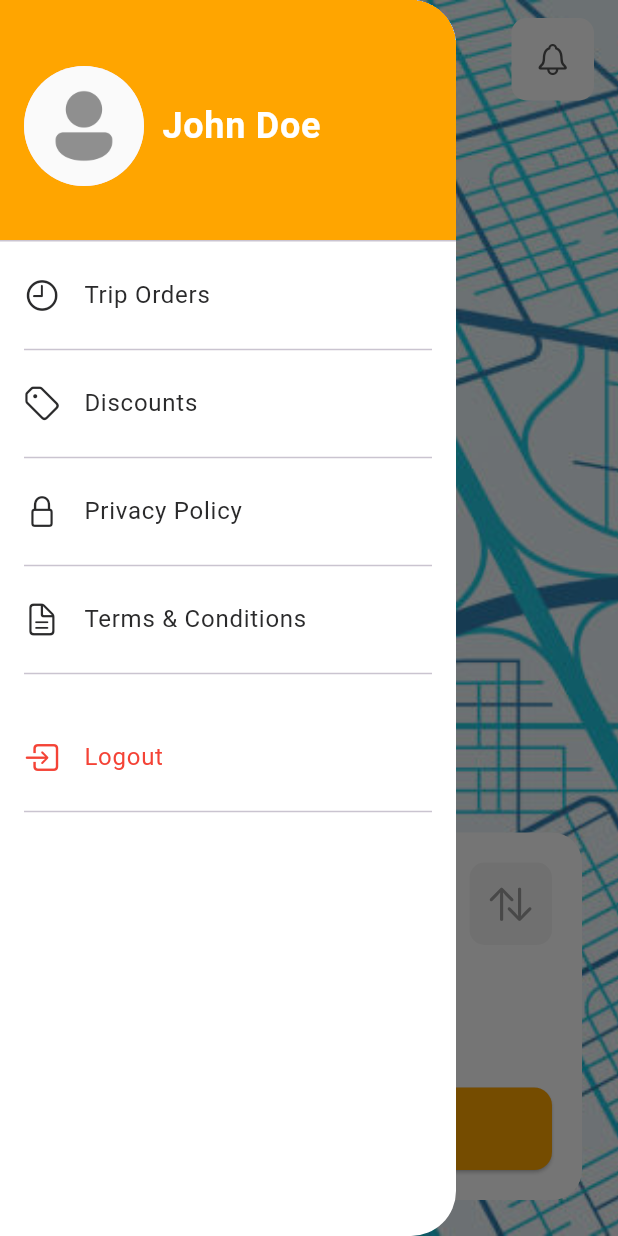
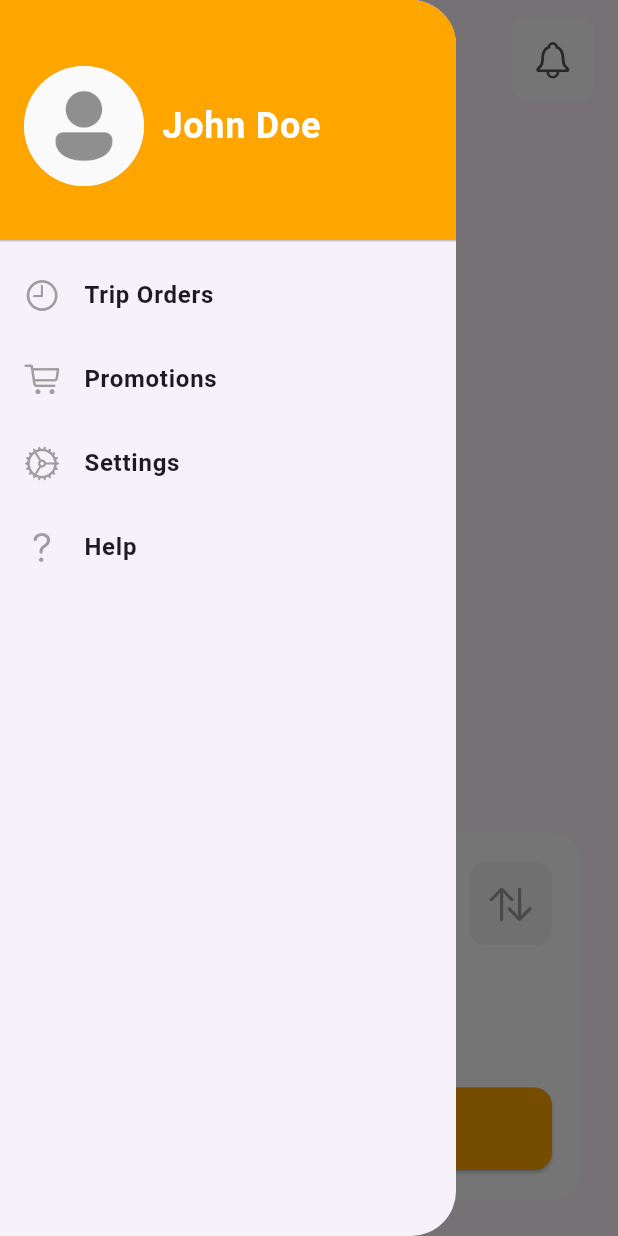
Before and after one commit to akrem2005/rideapp, a Flutter app: the RideRequestPage screen opened directly, with the side drawer open, on a phone screen of 412 x 824 dp. Run offline on Flutter 3.47's test engine with Material 3 defaults, Android fonts, the phone set to English and light mode, and no system bars; our stand-ins replace file_picker, flutter_hooks, flutter_map, flutter_riverpod, geocoding, geolocator and 6 more.

```diff
--- /dev/null
+++ b/lib/modules/driver_console/providers/location_service_provider.dart
@@ -0,0 +1,6 @@
+import 'package:hooks_riverpod/hooks_riverpod.dart';
+import '../services/location_service.dart';
+
+final locationServiceProvider = Provider<LocationService>((ref) {
+  return LocationService();
+});
--- a/lib/modules/ride_booking/pages/main.dart
+++ b/lib/modules/ride_booking/pages/main.dart
@@ -5,7 +5,10 @@ import 'package:flutter_hooks/flutter_hooks.dart';
 import 'package:geocoding/geocoding.dart';
 import 'package:geolocator/geolocator.dart';
 import 'package:hooks_riverpod/hooks_riverpod.dart';
+import 'package:flutter_map/flutter_map.dart';
+import 'package:latlong2/latlong.dart';
 
+import '../providers/ride_request_provider.dart';
 import 'discount_page.dart';
 import 'order_history_page.dart';
 
@@ -17,10 +20,12 @@ class RideRequestPage extends HookConsumerWidget {
     final pickupController =
         useTextEditingController(text: 'Fetching location...');
     final destinationController = useTextEditingController();
+    final userPosition = useState<LatLng?>(null);
+    final destinationPosition = useState<LatLng?>(null);
+    final polylinePoints = useState<List<LatLng>>([]);
 
-    // Use effect to fetch location once
     useEffect(() {
-      Future<void> setLocation() async {
+      Future<void> fetchLocation() async {
         try {
           bool serviceEnabled = await Geolocator.isLocationServiceEnabled();
           if (!serviceEnabled) {
@@ -42,12 +47,12 @@ class RideRequestPage extends HookConsumerWidget {
             return;
           }
 
-          final position = await Geolocator.getCurrentPosition(
-              desiredAccuracy: LocationAccuracy.high);
+          final position = await Geolocator.getCurrentPosition();
+          userPosition.value = LatLng(position.latitude, position.longitude);
+
           final placemarks = await placemarkFromCoordinates(
               position.latitude, position.longitude);
           final place = placemarks.first;
-
           pickupController.text =
               '${place.street}, ${place.locality}, ${place.country}';
         } catch (e) {
@@ -55,7 +60,7 @@ class RideRequestPage extends HookConsumerWidget {
         }
       }
 
-      setLocation();
+      fetchLocation();
       return null;
     }, []);
 
@@ -63,11 +68,68 @@ class RideRequestPage extends HookConsumerWidget {
       drawer: _buildSideNavBar(context),
       body: Stack(
         children: [
-          Positioned.fill(
-            child: Image.asset(
-              'lib/shared/assets/maps.jpg',
-              fit: BoxFit.cover,
+          userPosition.value == null
+              ? const Center(child: CircularProgressIndicator())
+              : FlutterMap(
+                  options: MapOptions(
+                    center: userPosition.value,
+                    zoom: 15.0,
+                    onTap: (tapPosition, point) async {
+                      // Set tapped point as destination
+                      destinationPosition.value = point;
+
+                      try {
+                        final placemarks = await placemarkFromCoordinates(
+                            point.latitude, point.longitude);
+                        final place = placemarks.first;
+                        destinationController.text =
+                            '${place.street}, ${place.locality}, ${place.country}';
+                      } catch (e) {
+                        destinationController.text = 'Unknown location';
+                      }
+
+                      // Update polyline from user to destination
+                      if (userPosition.value != null) {
+                        polylinePoints.value = [userPosition.value!, point];
+                      }
+                    },
                   ),
+                  children: [
+                    TileLayer(
+                      urlTemplate:
+                          'https://{s}.tile.openstreetmap.org/{z}/{x}/{y}.png',
+                      subdomains: ['a', 'b', 'c'],
+                    ),
+                    MarkerLayer(
+                      markers: [
+                        Marker(
+                          width: 50.0,
+                          height: 50.0,
+                          point: userPosition.value!,
+                          builder: (ctx) => const Icon(Icons.location_pin,
+                              color: Colors.red, size: 40),
+                        ),
+                        if (destinationPosition.value != null)
+                          Marker(
+                            width: 50.0,
+                            height: 50.0,
+                            point: destinationPosition.value!,
+                            builder: (ctx) => const Icon(Icons.flag,
+                                color: Colors.blue, size: 40),
+                          ),
+                      ],
+                    ),
+                    PolylineLayer(
+                      polylines: [
+                        if (polylinePoints.value.isNotEmpty)
+                          Polyline(
+                            points: polylinePoints.value,
+                            strokeWidth: 4.0,
+                            color: Colors.orange,
+                          ),
+                      ],
+                    ),
+                  ],
                 ),
           SafeArea(
             child: Padding(
@@ -78,31 +140,11 @@ class RideRequestPage extends HookConsumerWidget {
                   Builder(
                     builder: (context) => GestureDetector(
                       onTap: () => Scaffold.of(context).openDrawer(),
-                      child: Container(
-                        width: 55,
-                        height: 55,
-                        decoration: BoxDecoration(
-                          color: Colors.white,
-                          borderRadius: BorderRadius.circular(10),
-                        ),
-                        child: const Center(
-                          child: Icon(CupertinoIcons.bars,
-                              size: 28, color: Color(0xFF555555)),
-                        ),
-                      ),
+                      child: _iconContainer(CupertinoIcons.bars),
                     ),
                   ),
                   const Spacer(),
-                  Container(
-                    width: 55,
-                    height: 55,
-                    decoration: BoxDecoration(
-                      color: Colors.white,
-                      borderRadius: BorderRadius.circular(10),
-                    ),
-                    child: const Icon(CupertinoIcons.bell,
-                        color: Color(0xFF555555)),
-                  ),
+                  _iconContainer(CupertinoIcons.bell),
                 ],
               ),
             ),
@@ -120,63 +162,39 @@ class RideRequestPage extends HookConsumerWidget {
                 child: Column(
                   mainAxisSize: MainAxisSize.min,
                   children: [
-                    Row(
-                      crossAxisAlignment: CrossAxisAlignment.start,
-                      children: [
-                        _iconBox(CupertinoIcons.location),
-                        const SizedBox(width: 12),
-                        Expanded(
-                          child: Column(
-                            crossAxisAlignment: CrossAxisAlignment.start,
-                            children: [
-                              const Text('Pickup',
-                                  style: TextStyle(
-                                      fontSize: 12, color: Colors.grey)),
-                              const SizedBox(height: 4),
-                              TextField(
-                                controller: pickupController,
-                                decoration: const InputDecoration(
-                                  border: InputBorder.none,
-                                  isDense: true,
-                                ),
-                              ),
-                            ],
-                          ),
-                        ),
-                        _rotatedSwapIcon(),
-                      ],
-                    ),
-                    const SizedBox(height: 16),
-                    Row(
-                      children: [
-                        _iconBox(CupertinoIcons.flag),
-                        const SizedBox(width: 12),
-                        Expanded(
-                          child: Column(
-                            crossAxisAlignment: CrossAxisAlignment.start,
-                            children: [
-                              const Text('Destination',
-                                  style: TextStyle(
-                                      fontSize: 12, color: Colors.grey)),
-                              const SizedBox(height: 4),
-                              TextField(
-                                controller: destinationController,
-                                decoration: const InputDecoration(
-                                  hintText: 'Enter destination',
-                                  border: InputBorder.none,
-                                  isDense: true,
-                                ),
-                              ),
-                            ],
-                          ),
-                        ),
-                      ],
-                    ),
+                    _locationInputRow(pickupController, destinationController),
                     const SizedBox(height: 24),
                     SizedBox(
                       width: double.infinity,
                       child: ElevatedButton(
-                        onPressed: () => _showAvailableCars(context),
+                        onPressed: () async {
+                          try {
+                            List<Location> locations =
+                                await locationFromAddress(
+                                    destinationController.text);
+                            if (locations.isNotEmpty) {
+                              final dest = LatLng(locations.first.latitude,
+                                  locations.first.longitude);
+                              destinationPosition.value = dest;
+                              polylinePoints.value = [
+                                userPosition.value!,
+                                dest
+                              ];
+                            }
+                          } catch (e) {
+                            ScaffoldMessenger.of(context).showSnackBar(
+                              SnackBar(
+                                  content: Text('Invalid destination: $e')),
+                            );
+                          }
+
+                          _showAvailableCars(
+                            context,
+                            ref,
+                            pickupController.text,
+                            destinationController.text,
+                          );
+                        },
                         style: ElevatedButton.styleFrom(
                           backgroundColor: const Color(0xFFFFA500),
                           padding: const EdgeInsets.symmetric(vertical: 16),
@@ -189,8 +207,7 @@ class RideRequestPage extends HookConsumerWidget {
                           style: TextStyle(
                               fontSize: 16,
                               fontWeight: FontWeight.bold,
-                            color: Colors.white,
-                          ),
+                              color: Colors.white),
                         ),
                       ),
                     ),
@@ -204,7 +221,51 @@ class RideRequestPage extends HookConsumerWidget {
     );
   }
 
-  void _showAvailableCars(BuildContext context) {
+  Widget _locationInputRow(TextEditingController pickupController,
+      TextEditingController destinationController) {
+    return Column(
+      children: [
+        Row(
+          children: [
+            _iconBox(CupertinoIcons.location),
+            const SizedBox(width: 12),
+            Expanded(
+              child: TextField(
+                controller: pickupController,
+                decoration: const InputDecoration(
+                  labelText: 'Pickup',
+                  border: InputBorder.none,
+                  isDense: true,
+                ),
+              ),
+            ),
+            _rotatedSwapIcon(),
+          ],
+        ),
+        const SizedBox(height: 16),
+        Row(
+          children: [
+            _iconBox(CupertinoIcons.flag),
+            const SizedBox(width: 12),
+            Expanded(
+              child: TextField(
+                controller: destinationController,
+                decoration: const InputDecoration(
+                  labelText: 'Destination',
+                  hintText: 'Enter destination',
+                  border: InputBorder.none,
+                  isDense: true,
+                ),
+              ),
+            ),
+          ],
+        ),
+      ],
+    );
+  }
+
+  void _showAvailableCars(
+      BuildContext context, WidgetRef ref, String pickup, String destination) {
     final cars = [
       {
         'name': 'Economy',
@@ -246,21 +307,16 @@ class RideRequestPage extends HookConsumerWidget {
               const Text("Available Cars",
                   style: TextStyle(fontSize: 18, fontWeight: FontWeight.bold)),
               const SizedBox(height: 10),
-              ...cars.map(
-                (car) => ListTile(
-                  leading: Image.asset(
-                    car['icon'] as String,
-                    width: 65,
-                    height: 65,
-                  ),
-                  title: Text(car['name'] as String),
+              ...cars.map((car) => ListTile(
+                    leading: Image.asset(car['icon']!, width: 60),
+                    title: Text(car['name']!),
                     subtitle: Text('${car['seats']} • ETA: ${car['eta']}'),
                     onTap: () {
                       Navigator.pop(context);
-                    _showSearchingBottomSheet(context, car['name'] as String);
+                      _showSearchingBottomSheet(
+                          context, ref, pickup, destination, car['name']!);
                     },
-                ),
-              ),
+                  )),
             ],
           ),
         );
@@ -268,7 +324,8 @@ class RideRequestPage extends HookConsumerWidget {
     );
   }
 
-  void _showSearchingBottomSheet(BuildContext context, String carName) {
+  void _showSearchingBottomSheet(BuildContext context, WidgetRef ref,
+      String pickup, String destination, String carName) {
     showModalBottomSheet(
       context: context,
       isDismissible: false,
@@ -298,32 +355,17 @@ class RideRequestPage extends HookConsumerWidget {
             if (!showDriver.value) {
               return Padding(
                 padding: const EdgeInsets.all(16),
-                child: SizedBox(
-                  width: double.infinity, // Ensures full width
                 child: Column(
                   mainAxisSize: MainAxisSize.min,
-                    mainAxisAlignment: MainAxisAlignment.center,
-                    crossAxisAlignment: CrossAxisAlignment
-                        .center, // Optional: centers content horizontally
                   children: [
                     const CupertinoActivityIndicator(radius: 22),
                     const SizedBox(height: 20),
-                      const Text(
-                        "Searching for a driver...",
+                    const Text("Searching for a driver...",
                         style: TextStyle(
-                          fontSize: 18,
-                          fontWeight: FontWeight.w600,
-                        ),
-                      ),
+                            fontSize: 18, fontWeight: FontWeight.w600)),
                     const SizedBox(height: 12),
-                      Text(
-                        "Estimated wait time: ${counter.value} seconds",
-                        style: const TextStyle(
-                          fontSize: 14,
-                        ),
-                      ),
+                    Text("Estimated wait time: ${counter.value} seconds"),
                   ],
-                  ),
                 ),
               );
             } else {
@@ -338,9 +380,8 @@ class RideRequestPage extends HookConsumerWidget {
                     const SizedBox(height: 12),
                     ListTile(
                       leading: const CircleAvatar(
-                        backgroundImage:
-                            AssetImage('lib/shared/assets/driver_avatar.png'),
-                      ),
+                          backgroundImage: AssetImage(
+                              'lib/shared/assets/driver_avatar.png')),
                       title: const Text("Alex Johnson"),
                       subtitle: const Text("Arriving in 3 minutes"),
                       trailing: const Icon(CupertinoIcons.phone),
@@ -350,26 +391,40 @@ class RideRequestPage extends HookConsumerWidget {
                     SizedBox(
                       width: double.infinity,
                       child: ElevatedButton(
-                        onPressed: () {
+                        onPressed: () async {
+                          final service = ref.read(rideRequestServiceProvider);
+                          try {
+                            await service.sendRideRequest(
+                              pickupLocation: pickup,
+                              destination: destination,
+                              carType: carName,
+                            );
                             Navigator.pop(context);
                             ScaffoldMessenger.of(context).showSnackBar(
                               SnackBar(
-                                content: Text(
-                                    "$carName has been successfully booked!")),
+                                  content:
+                                      Text('$carName booked successfully!')),
                             );
+                          } catch (e) {
+                            Navigator.pop(context);
+                            ScaffoldMessenger.of(context).showSnackBar(
+                              SnackBar(content: Text('Booking failed: $e')),
+                            );
+                          }
                         },
                         style: ElevatedButton.styleFrom(
                           backgroundColor: const Color(0xFFFFA500),
                           padding: const EdgeInsets.symmetric(vertical: 16),
                           shape: RoundedRectangleBorder(
-                            borderRadius: BorderRadius.circular(12),
+                              borderRadius: BorderRadius.circular(12)),
                         ),
-                        ),
-                        child: const Text('Confirm',
+                        child: const Text(
+                          'Confirm',
                           style: TextStyle(
                               fontSize: 16,
                               fontWeight: FontWeight.bold,
-                                color: Colors.white)),
+                              color: Colors.white),
+                        ),
                       ),
                     ),
                   ],
@@ -382,105 +437,14 @@ class RideRequestPage extends HookConsumerWidget {
     );
   }
 
-  Drawer _buildSideNavBar(BuildContext context) {
-    return Drawer(
-      backgroundColor: const Color.fromARGB(255, 255, 255, 255),
-      shape: const RoundedRectangleBorder(
-        borderRadius: BorderRadius.only(
-            topRight: Radius.circular(30), bottomRight: Radius.circular(30)),
-      ),
-      child: Column(
-        children: [
-          DrawerHeader(
-            decoration: const BoxDecoration(color: Color(0xFFFFA500)),
-            child: Row(
-              children: [
-                const CircleAvatar(
-                    radius: 40,
-                    backgroundImage: AssetImage('lib/shared/assets/user.png')),
-                const SizedBox(width: 12),
-                const Expanded(
-                  child: Text("John Doe",
-                      style: TextStyle(
-                          color: Colors.white,
-                          fontWeight: FontWeight.bold,
-                          fontSize: 24),
-                      overflow: TextOverflow.ellipsis),
-                ),
-              ],
-            ),
-          ),
-          Expanded(
-            child: ListView(
-              padding: const EdgeInsets.symmetric(horizontal: 16),
-              children: [
-                _simpleDrawerItem(
-                  icon: CupertinoIcons.time,
-                  label: "Trip Orders",
-                  onTap: () {
-                    Navigator.push(
-                      context,
-                      MaterialPageRoute(
-                        builder: (context) => const OrderHistoryPage(),
-                      ),
-                    );
-                  },
-                ),
-                _simpleDrawerItem(
-                  icon: CupertinoIcons.tag,
-                  label: "Discounts",
-                  onTap: () {
-                    Navigator.push(
-                      context,
-                      MaterialPageRoute(
-                        builder: (context) => const DiscountPage(),
-                      ),
-                    );
-                  },
-                ),
-                _simpleDrawerItem(
-                  icon: CupertinoIcons.lock,
-                  label: "Privacy Policy",
-                  onTap: () {},
-                ),
-                _simpleDrawerItem(
-                  icon: CupertinoIcons.doc_text,
-                  label: "Terms & Conditions",
-                  onTap: () {},
-                ),
-                const SizedBox(height: 20),
-                _simpleDrawerItem(
-                  icon: CupertinoIcons.square_arrow_right,
-                  label: "Logout",
-                  iconColor: Colors.red,
-                  textColor: Colors.red,
-                  onTap: () {},
-                ),
-              ],
-            ),
-          )
-        ],
-      ),
-    );
-  }
-
-  Widget _simpleDrawerItem({
-    required IconData icon,
-    required String label,
-    required VoidCallback onTap,
-    Color iconColor = const Color.fromARGB(255, 42, 42, 43),
-    Color textColor = const Color.fromARGB(255, 42, 42, 43),
-  }) {
-    return Column(
-      children: [
-        ListTile(
-          contentPadding: EdgeInsets.zero,
-          leading: Icon(icon, color: iconColor),
-          title: Text(label, style: TextStyle(color: textColor)),
-          onTap: onTap,
-        ),
-        const Divider(), // Adds underline
-      ],
+  Widget _iconContainer(IconData icon) {
+    return Container(
+      width: 55,
+      height: 55,
+      decoration: BoxDecoration(
+          color: Colors.white, borderRadius: BorderRadius.circular(10)),
+      child:
+          Center(child: Icon(icon, size: 28, color: const Color(0xFF555555))),
     );
   }
 
@@ -492,9 +456,8 @@ class RideRequestPage extends HookConsumerWidget {
         color: const Color.fromARGB(255, 245, 245, 245),
         borderRadius: BorderRadius.circular(10),
       ),
-      child: Center(
-        child: Icon(icon, color: const Color(0xFF555555), size: 28),
-      ),
+      child:
+          Center(child: Icon(icon, size: 28, color: const Color(0xFF555555))),
     );
   }
 
@@ -512,4 +475,75 @@ class RideRequestPage extends HookConsumerWidget {
       ),
     );
   }
+
+  Drawer _buildSideNavBar(BuildContext context) {
+    return Drawer(
+      shape: const RoundedRectangleBorder(
+        borderRadius: BorderRadius.only(
+          topRight: Radius.circular(30),
+          bottomRight: Radius.circular(30),
+        ),
+      ),
+      child: Column(
+        children: [
+          DrawerHeader(
+            decoration: const BoxDecoration(color: Color(0xFFFFA500)),
+            child: Row(
+              children: const [
+                CircleAvatar(
+                    radius: 40,
+                    backgroundImage: AssetImage('lib/shared/assets/user.png')),
+                SizedBox(width: 12),
+                Expanded(
+                  child: Text("John Doe",
+                      style: TextStyle(
+                          color: Colors.white,
+                          fontSize: 24,
+                          fontWeight: FontWeight.bold)),
+                ),
+              ],
+            ),
+          ),
+          Expanded(
+            child: ListView(
+              children: [
+                _drawerItem(
+                    context,
+                    CupertinoIcons.time,
+                    'Trip Orders',
+                    () => Navigator.push(
+                        context,
+                        MaterialPageRoute(
+                            builder: (context) => const OrderHistoryPage()))),
+                _drawerItem(
+                    context,
+                    CupertinoIcons.cart,
+                    'Promotions',
+                    () => Navigator.push(
+                        context,
+                        MaterialPageRoute(
+                            builder: (context) => const DiscountPage()))),
+                _drawerItem(
+                    context, CupertinoIcons.settings, 'Settings', () {}),
+                _drawerItem(context, CupertinoIcons.question, 'Help', () {}),
+              ],
+            ),
+          ),
+        ],
+      ),
+    );
   }
+
+  Widget _drawerItem(
+      BuildContext context, IconData icon, String title, VoidCallback onTap) {
+    return ListTile(
+      leading: Icon(icon, color: Colors.grey),
+      title: Text(title,
+          style: const TextStyle(fontWeight: FontWeight.w600, fontSize: 16)),
+      onTap: () {
+        Navigator.pop(context);
+        onTap();
+      },
+    );
+  }
+}
--- /dev/null
+++ b/lib/modules/ride_booking/providers/ride_request_provider.dart
@@ -0,0 +1,4 @@
+import 'package:hooks_riverpod/hooks_riverpod.dart';
+import '../services/ride_request_service.dart';
+
+final rideRequestServiceProvider = Provider((ref) => RideRequestService());
```
Also changed, not shown: lib/modules/driver_console/pages/driver_console_page.dart (+23 -4 lines), lib/modules/driver_console/services/location_service.dart (added, +15 -0 lines), 1 other file. Lines whose indentation alone changed are shown as unchanged.
